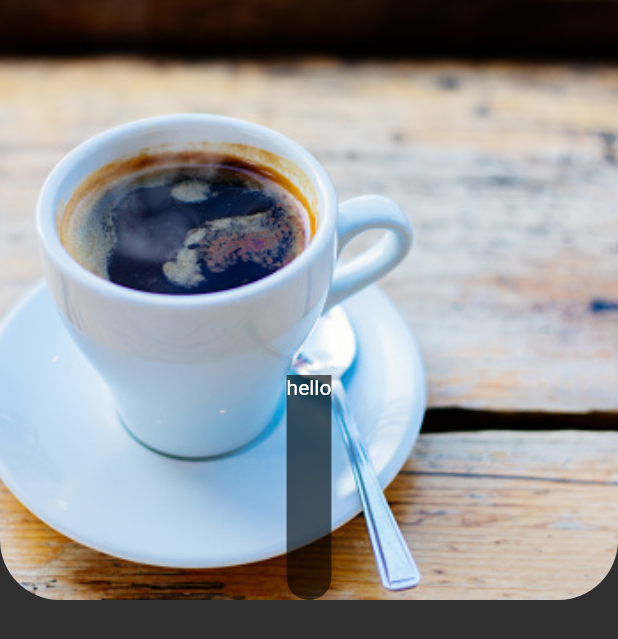
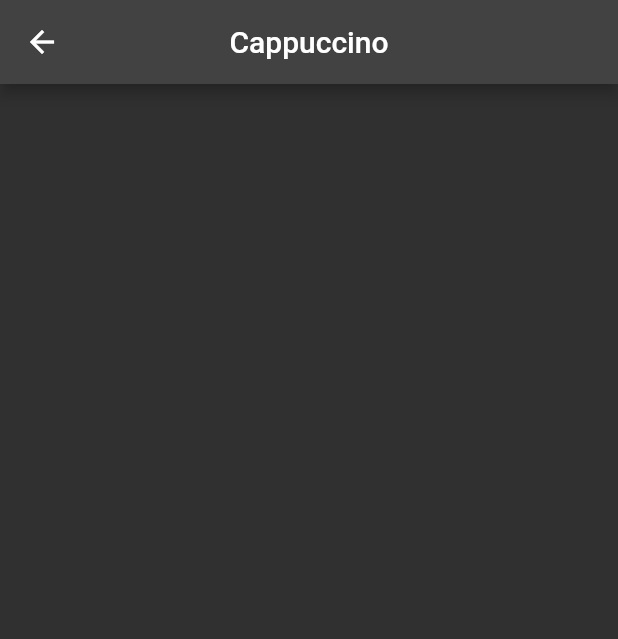
Before and after one commit to MickeyOnyando/Baristum, a Flutter app: the screen it shows after launch, after a tap on "4.0", on a phone screen of 412 x 824 dp. Shown: the top 639 px of the screen. Run offline on Flutter 3.47's test engine with Material 2 defaults, Android fonts, the phone set to English and light mode, and no system bars; our stand-ins replace google_fonts.

Commit message:
tile pages

```diff
--- /dev/null
+++ b/lib/components/bottom_nav_bar.dart
@@ -0,0 +1,33 @@
+import 'package:flutter/material.dart';
+
+class MyBottomNavBar extends StatelessWidget {
+  const MyBottomNavBar({
+    Key? key,
+  }) : super(key: key);
+
+  @override
+  Widget build(BuildContext context) {
+    return BottomNavigationBar(
+      type: BottomNavigationBarType.fixed,
+      backgroundColor: Colors.grey[900],
+      items: const [
+        BottomNavigationBarItem(
+          icon: Icon(Icons.home),
+          label: '',
+        ),
+        BottomNavigationBarItem(
+          icon: Icon(Icons.shop),
+          label: '',
+        ),
+        BottomNavigationBarItem(
+          icon: Icon(Icons.favorite),
+          label: '',
+        ),
+        BottomNavigationBarItem(
+          icon: Icon(Icons.notifications),
+          label: '',
+        ),
+      ],
+    );
+  }
+}
--- a/lib/pages/coffee_page.dart
+++ /dev/null
@@ -1,42 +0,0 @@
-import 'package:flutter/material.dart';
-
-class CoffeePage extends StatelessWidget {
-  const CoffeePage({super.key});
-
-  @override
-  Widget build(BuildContext context) {
-    return Scaffold(
-      body: SafeArea(
-        child: Stack(
-          alignment: Alignment.bottomCenter,
-          children: [
-            Container(
-              height: 400,
-              decoration: const BoxDecoration(
-                borderRadius: BorderRadius.only(
-                  bottomLeft: Radius.circular(40),
-                  bottomRight: Radius.circular(40),
-                ),
-                image: DecorationImage(
-                  image: AssetImage('lib/images/coffee9.jpg'),
-                  fit: BoxFit.cover,
-                ),
-              ),
-            ),
-            Container(
-              height: 150,
-              decoration: BoxDecoration(
-                borderRadius: const BorderRadius.only(
-                  bottomLeft: Radius.circular(40),
-                  bottomRight: Radius.circular(40),
-                ),
-                color: Colors.black.withOpacity(0.6),
-              ),
-              child: const Text("hello"),
-            ),
-          ],
-        ),
-      ),
-    );
-  }
-}
--- a/lib/pages/coffee_tiles.dart
+++ b/lib/pages/coffee_tiles.dart
@@ -1,15 +1,16 @@
-import 'package:coffeeui/pages/coffee_page.dart';
 import 'package:flutter/material.dart';
 
 class CoffeeTile extends StatelessWidget {
+  final VoidCallback onTap;
   final String coffeeImagePath;
   final String coffeeType;
   final String coffeePrice;
   final String milkType;
   final String coffeeRating;
 
-  CoffeeTile({
+  const CoffeeTile({
     required this.coffeeImagePath,
+    required this.onTap,
     required this.coffeeType,
     required this.coffeePrice,
     required this.milkType,
@@ -21,11 +22,7 @@ class CoffeeTile extends StatelessWidget {
     return Padding(
       padding: const EdgeInsets.only(left: 20),
       child: GestureDetector(
-        onTap:() {
-          Navigator.push(context,
-            MaterialPageRoute(builder: (context)=> const CoffeePage()),
-          );
-        },
+        onTap: onTap,
         child: Container(
           width: 175,
           decoration: BoxDecoration(
@@ -83,7 +80,7 @@ class CoffeeTile extends StatelessWidget {
                 ),
                 Text(
                   milkType,
-                  style: TextStyle(color: Colors.grey),
+                  style: const TextStyle(color: Colors.grey),
                 ),
                 Padding(
                   padding: const EdgeInsets.only(top: 8),
--- a/lib/pages/home_page.dart
+++ b/lib/pages/home_page.dart
@@ -1,8 +1,13 @@
+import 'package:coffeeui/components/bottom_nav_bar.dart';
 import 'package:coffeeui/pages/coffee_tiles.dart';
 import 'package:coffeeui/pages/coffee_type.dart';
 import 'package:coffeeui/pages/specials_tiles.dart';
+import 'package:coffeeui/pages/tiles/cappuccino_page.dart';
 import 'package:flutter/material.dart';
 import 'package:google_fonts/google_fonts.dart';
+
+import 'cart_page.dart';
+import 'shop_page.dart';
 
 class HomePage extends StatefulWidget {
   const HomePage({super.key});
@@ -40,12 +45,28 @@ class _HomePageState extends State<HomePage> {
   //selected coffee type method
   void coffeeTypeSelected(int index) {
     setState(() {
-      for(int i = 0; i<coffeeType.length; i++){
+      for (int i = 0; i < coffeeType.length; i++) {
         coffeeType[i][1] = false;
       }
       coffeeType[index][1] = true;
     });
   }
+
+  int _selectedIndex = 0;
+  void navigateBottomBar(int newIndex) {
+    setState(() {
+      _selectedIndex = newIndex;
+    });
+  }
+
+  //list of pages
+  final List<Widget> _pages = [
+    //shop page
+    const ShopPage(),
+
+    //cart page
+    const CartPage(),
+  ];
 
   @override
   Widget build(BuildContext context) {
@@ -62,28 +83,7 @@ class _HomePageState extends State<HomePage> {
           ),
         ],
       ),
-      bottomNavigationBar: BottomNavigationBar(
-        type: BottomNavigationBarType.fixed,
-        backgroundColor: Colors.grey[900],
-        items: const [
-          BottomNavigationBarItem(
-            icon: Icon(Icons.home),
-            label: '',
-          ),
-          BottomNavigationBarItem(
-            icon: Icon(Icons.shop),
-            label: '',
-          ),
-          BottomNavigationBarItem(
-            icon: Icon(Icons.favorite),
-            label: '',
-          ),
-          BottomNavigationBarItem(
-            icon: Icon(Icons.notifications),
-            label: '',
-          ),
-        ],
-      ),
+      bottomNavigationBar: const MyBottomNavBar(),
       body: SingleChildScrollView(
         child: Column(
           crossAxisAlignment: CrossAxisAlignment.start,
@@ -118,7 +118,7 @@ class _HomePageState extends State<HomePage> {
               ),
             ),
             const SizedBox(height: 20),
-            Container(
+            SizedBox(
               height: 50,
               child: ListView.builder(
                 scrollDirection: Axis.horizontal,
@@ -127,14 +127,14 @@ class _HomePageState extends State<HomePage> {
                   return CoffeeType(
                     coffeeType: coffeeType[index][0],
                     isSelected: coffeeType[index][1],
-                    onTap: (){
+                    onTap: () {
                       coffeeTypeSelected(index);
                     },
                   );
                 },
               ),
             ),
-            Container(
+            SizedBox(
               height: 235,
               child: ListView(
                 scrollDirection: Axis.horizontal,
@@ -145,6 +145,14 @@ class _HomePageState extends State<HomePage> {
                     milkType: 'With Almond Milk',
                     coffeePrice: '\$ 4.45',
                     coffeeRating: '4.0',
+                    onTap: (() {
+                      Navigator.push(
+                        context,
+                        MaterialPageRoute(
+                          builder: (context) => const CappuccinoPage(),
+                        ),
+                      );
+                    }),
                   ),
                   CoffeeTile(
                     coffeeImagePath: 'lib/images/coffee9.jpg',
@@ -152,6 +160,14 @@ class _HomePageState extends State<HomePage> {
                     milkType: '',
                     coffeePrice: '\$ 3.00',
                     coffeeRating: '4.3',
+                    onTap: (() {
+                      Navigator.push(
+                        context,
+                        MaterialPageRoute(
+                          builder: (context) => const CappuccinoPage(),
+                        ),
+                      );
+                    }),
                   ),
                   CoffeeTile(
                     coffeeImagePath: 'lib/images/coffee6.jpg',
@@ -159,6 +175,14 @@ class _HomePageState extends State<HomePage> {
                     milkType: '',
                     coffeePrice: '\$ 3.00',
                     coffeeRating: '4.0',
+                    onTap: (() {
+                      Navigator.push(
+                        context,
+                        MaterialPageRoute(
+                          builder: (context) => const CappuccinoPage(),
+                        ),
+                      );
+                    }),
                   ),
                   CoffeeTile(
                     coffeeImagePath: 'lib/images/coffee5.jpg',
@@ -166,6 +190,14 @@ class _HomePageState extends State<HomePage> {
                     milkType: 'With Dairy Milk',
                     coffeePrice: '\$ 4.95',
                     coffeeRating: '4.1',
+                    onTap: (() {
+                      Navigator.push(
+                        context,
+                        MaterialPageRoute(
+                          builder: (context) => const CappuccinoPage(),
+                        ),
+                      );
+                    }),
                   ),
                   CoffeeTile(
                     coffeeImagePath: 'lib/images/coffee14.jpeg',
@@ -173,6 +205,14 @@ class _HomePageState extends State<HomePage> {
                     milkType: '',
                     coffeePrice: '\$ 3.95',
                     coffeeRating: '4.0',
+                    onTap: (() {
+                      Navigator.push(
+                        context,
+                        MaterialPageRoute(
+                          builder: (context) => const CappuccinoPage(),
+                        ),
+                      );
+                    }),
                   ),
                   CoffeeTile(
                     coffeeImagePath: 'lib/images/coffee12.jpeg',
@@ -180,6 +220,14 @@ class _HomePageState extends State<HomePage> {
                     milkType: '',
                     coffeePrice: '\$ 4.50',
                     coffeeRating: '4.5',
+                    onTap: (() {
+                      Navigator.push(
+                        context,
+                        MaterialPageRoute(
+                          builder: (context) => const CappuccinoPage(),
+                        ),
+                      );
+                    }),
                   ),
                   CoffeeTile(
                     coffeeImagePath: 'lib/images/coffee4.jpg',
@@ -187,6 +235,14 @@ class _HomePageState extends State<HomePage> {
                     milkType: 'With Almond Milk',
                     coffeePrice: '\$ 4.00',
                     coffeeRating: '4.0',
+                    onTap: (() {
+                      Navigator.push(
+                        context,
+                        MaterialPageRoute(
+                          builder: (context) => const CappuccinoPage(),
+                        ),
+                      );
+                    }),
                   ),
                 ],
               ),
--- /dev/null
+++ b/lib/pages/tiles/cappuccino_page.dart
@@ -0,0 +1,20 @@
+import "package:flutter/material.dart";
+
+class CappuccinoPage extends StatefulWidget {
+  const CappuccinoPage({super.key});
+
+  @override
+  State<CappuccinoPage> createState() => _CappuccinoPageState();
+}
+
+class _CappuccinoPageState extends State<CappuccinoPage> {
+  @override
+  Widget build(BuildContext context) {
+    return Scaffold(
+      appBar: AppBar(
+        title: const Text("Cappuccino"),
+        centerTitle: true,
+      ),
+    );
+  }
+}
--- a/pubspec.yaml
+++ b/pubspec.yaml
@@ -38,9 +38,9 @@ dependencies:
   cupertino_icons: ^1.0.2
   google_fonts:
   flutter_rating_bar: ^4.0.1
-  dependencies:
   flutter_launcher_icons: ^0.12.0
-
+  provider: ^6.0.5
+  google_nav_bar: ^5.0.6
 
 
 dev_dependencies:
```
Also changed, not shown: lib/pages/cart_page.dart (added, +17 -0 lines), lib/pages/shop_page.dart (added, +17 -0 lines), pubspec.lock.
